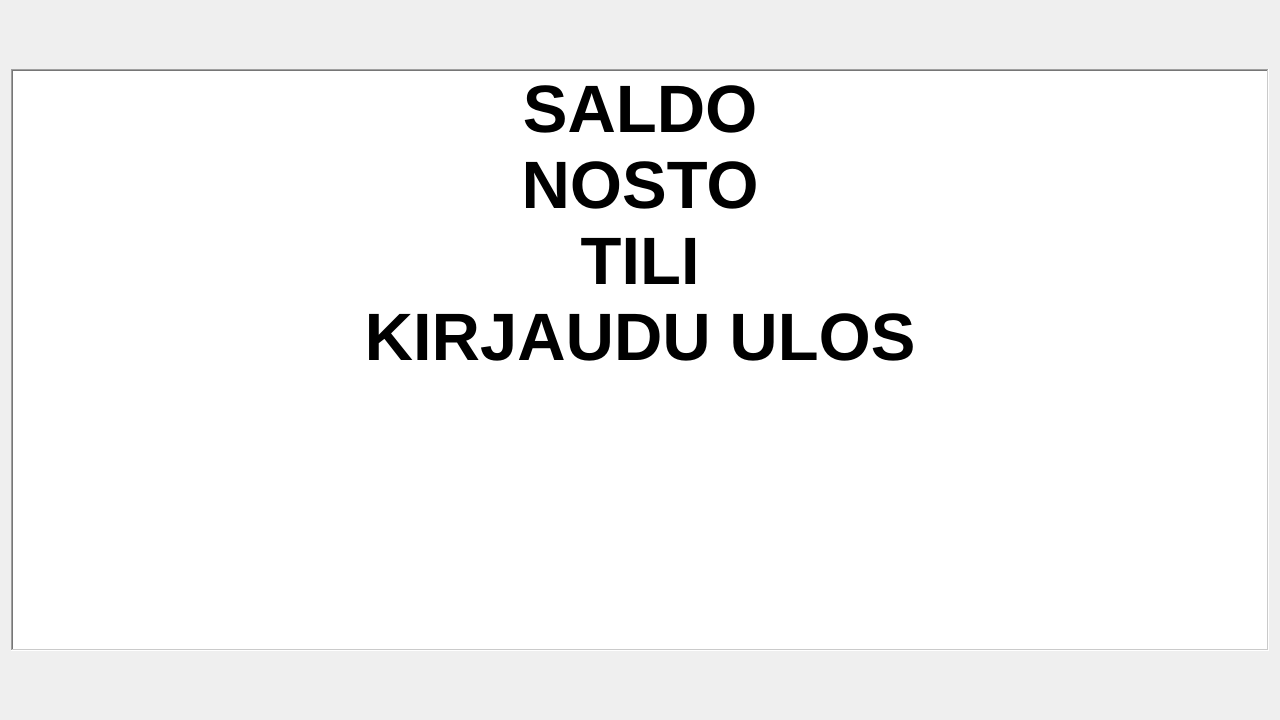
This is frontend/menuDLL/menu.ui in JnsRdnp/ATM-Simulator as Qt 5 draws it before an edit. The edited form follows.
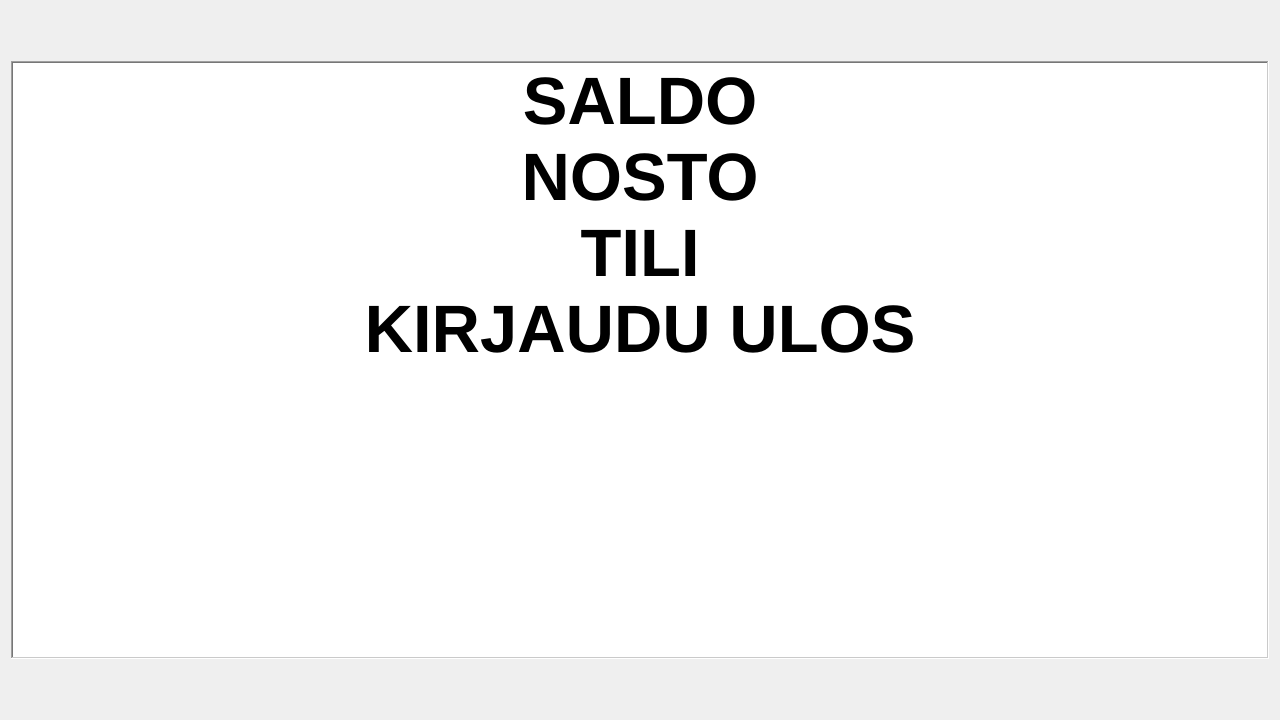
This is the edited form.

```diff
--- a/frontend/menuDLL/menu.ui
+++ b/frontend/menuDLL/menu.ui
@@ -16,7 +16,7 @@
   <property name="windowTitle">
    <string>MainWindow</string>
   </property>
-  <layout class="QVBoxLayout" name="verticalLayout_3" stretch="1,10,1">
+  <layout class="QVBoxLayout" name="verticalLayout_3" stretch="1,12,1">
    <item>
     <spacer name="verticalSpacer_2">
      <property name="orientation">
@@ -64,7 +64,7 @@
       <enum>QListView::TopToBottom</enum>
      </property>
      <property name="spacing">
-      <number>40</number>
+      <number>15</number>
      </property>
      <property name="viewMode">
       <enum>QListView::ListMode</enum>
```
